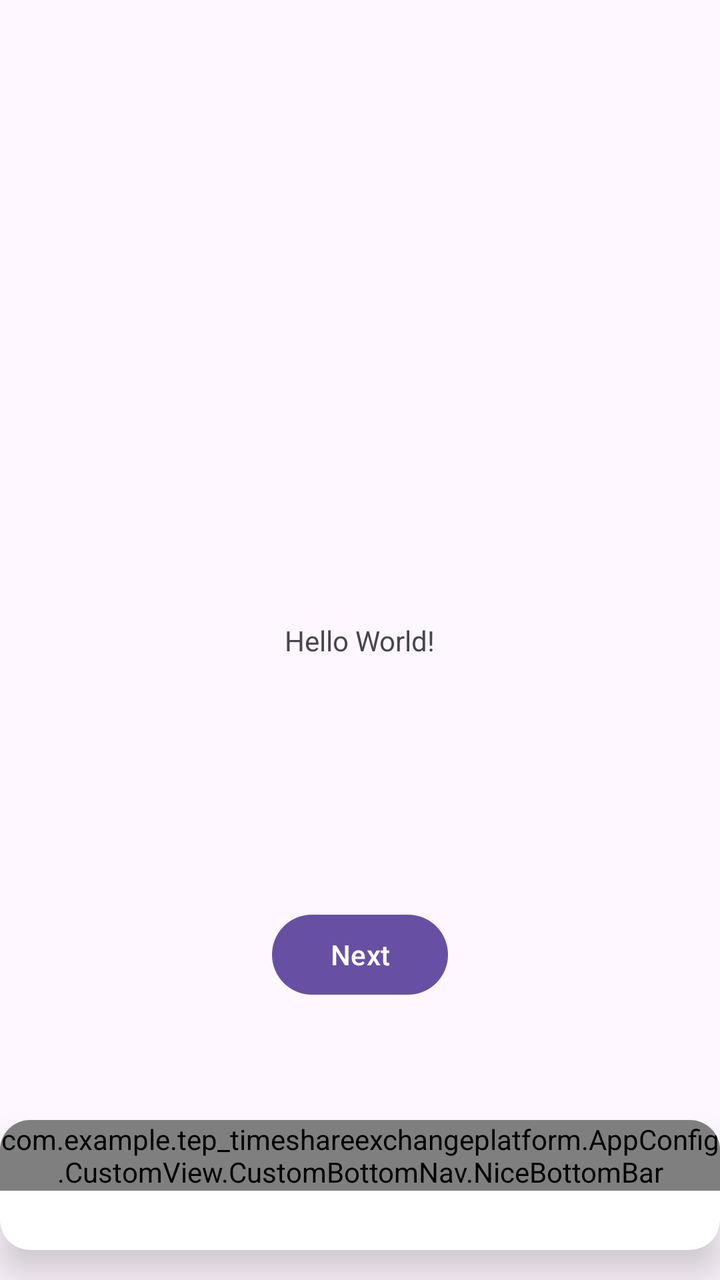
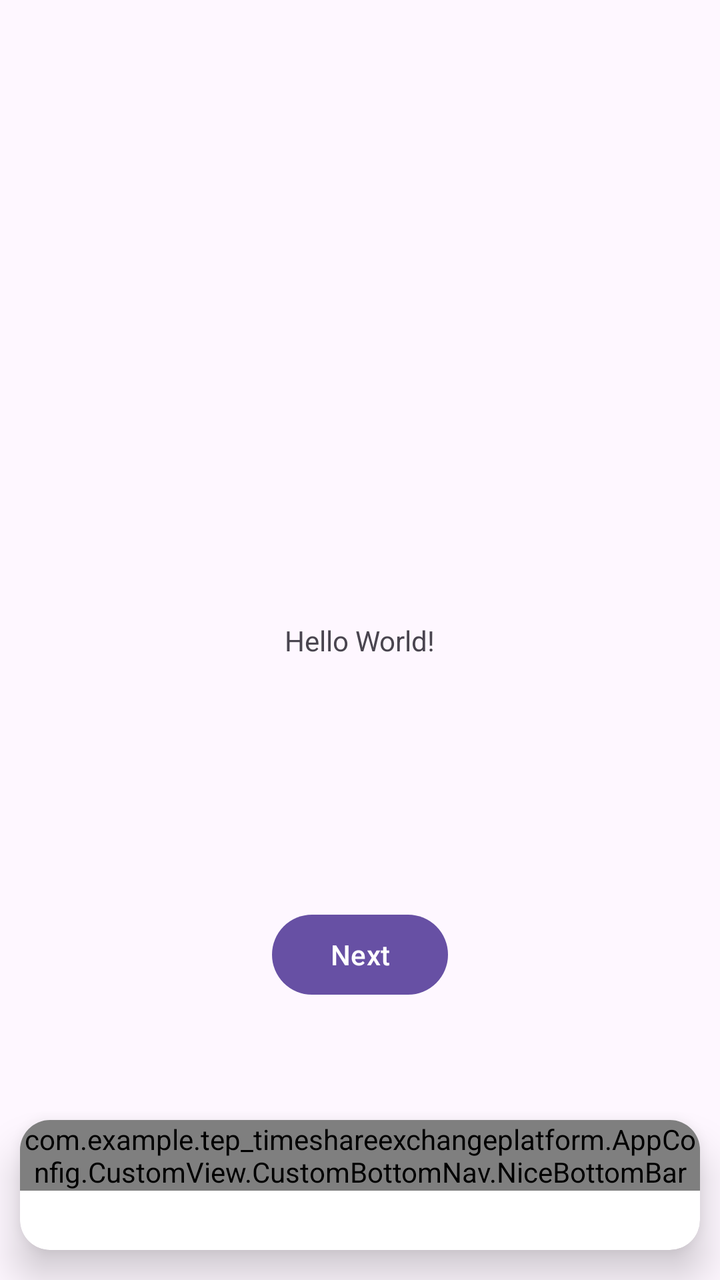

An Android layout rendered at two revisions. The XML below is the earlier revision; the diff shows what the commit changed to produce the second picture.
<!-- AndroidManifest.xml: application theme Theme.TEPTimeshareExchangePlatform -->
<!-- res/layout/activity_main.xml -->
<?xml version="1.0" encoding="utf-8"?>
<androidx.constraintlayout.widget.ConstraintLayout xmlns:android="http://schemas.android.com/apk/res/android"
    xmlns:app="http://schemas.android.com/apk/res-auto"
    xmlns:tools="http://schemas.android.com/tools"
    android:id="@+id/main"
    android:layout_width="match_parent"
    android:layout_height="match_parent"
    tools:context=".UI.Activity.MainActivity.MainActivity">

    <TextView
        android:id="@+id/tv_user"
        android:layout_width="wrap_content"
        android:layout_height="wrap_content"
        android:text="Hello World!"
        app:layout_constraintBottom_toBottomOf="parent"
        app:layout_constraintEnd_toEndOf="parent"
        app:layout_constraintStart_toStartOf="parent"
        app:layout_constraintTop_toTopOf="parent" />

    <Button
        android:id="@+id/btn_nextPerson"
        android:text="Next"
        android:layout_width="wrap_content"
        android:layout_height="wrap_content"
        app:layout_constraintBottom_toBottomOf="@+id/cardView"
        app:layout_constraintEnd_toEndOf="parent"
        app:layout_constraintStart_toStartOf="parent"
        app:layout_constraintTop_toBottomOf="@+id/tv_user">

    </Button>

    <androidx.viewpager2.widget.ViewPager2
        android:id="@+id/vp2Main"
        android:layout_width="match_parent"
        android:layout_height="match_parent"
        app:layout_constraintBottom_toBottomOf="parent"
        tools:layout_editor_absoluteX="0dp">
    </androidx.viewpager2.widget.ViewPager2>


    <androidx.cardview.widget.CardView
        android:id="@+id/cardView"
        android:layout_width="match_parent"
        android:layout_height="65dp"
        android:layout_marginBottom="15dp"
        android:translationZ="10dp"
        app:cardCornerRadius="15dp"
        app:layout_constraintBottom_toBottomOf="parent"
        tools:layout_editor_absoluteX="12dp">

        <com.example.tep_timeshareexchangeplatform.AppConfig.CustomView.CustomBottomNav.NiceBottomBar
            android:id="@+id/niceBottomNav"
            android:layout_width="match_parent"
            android:layout_height="wrap_content"
            app:layout_constraintBottom_toBottomOf="parent"
            app:menu="@menu/menu">

        </com.example.tep_timeshareexchangeplatform.AppConfig.CustomView.CustomBottomNav.NiceBottomBar>
    </androidx.cardview.widget.CardView>







</androidx.constraintlayout.widget.ConstraintLayout>
<!-- resources referenced by this layout -->
<resources>
  <style name="Theme.TEPTimeshareExchangePlatform" parent="Base.Theme.TEPTimeshareExchangePlatform" />
  <style name="Base.Theme.TEPTimeshareExchangePlatform" parent="Theme.Material3.DayNight.NoActionBar">
          
          
      </style>
</resources>

<!-- the commit's change to res/layout/activity_main.xml (unified diff, before → after) -->
@@ -43,6 +43,8 @@
         android:layout_width="match_parent"
         android:layout_height="65dp"
         android:layout_marginBottom="15dp"
+        android:layout_marginStart="10dp"
+        android:layout_marginEnd="10dp"
         android:translationZ="10dp"
         app:cardCornerRadius="15dp"
         app:layout_constraintBottom_toBottomOf="parent"
